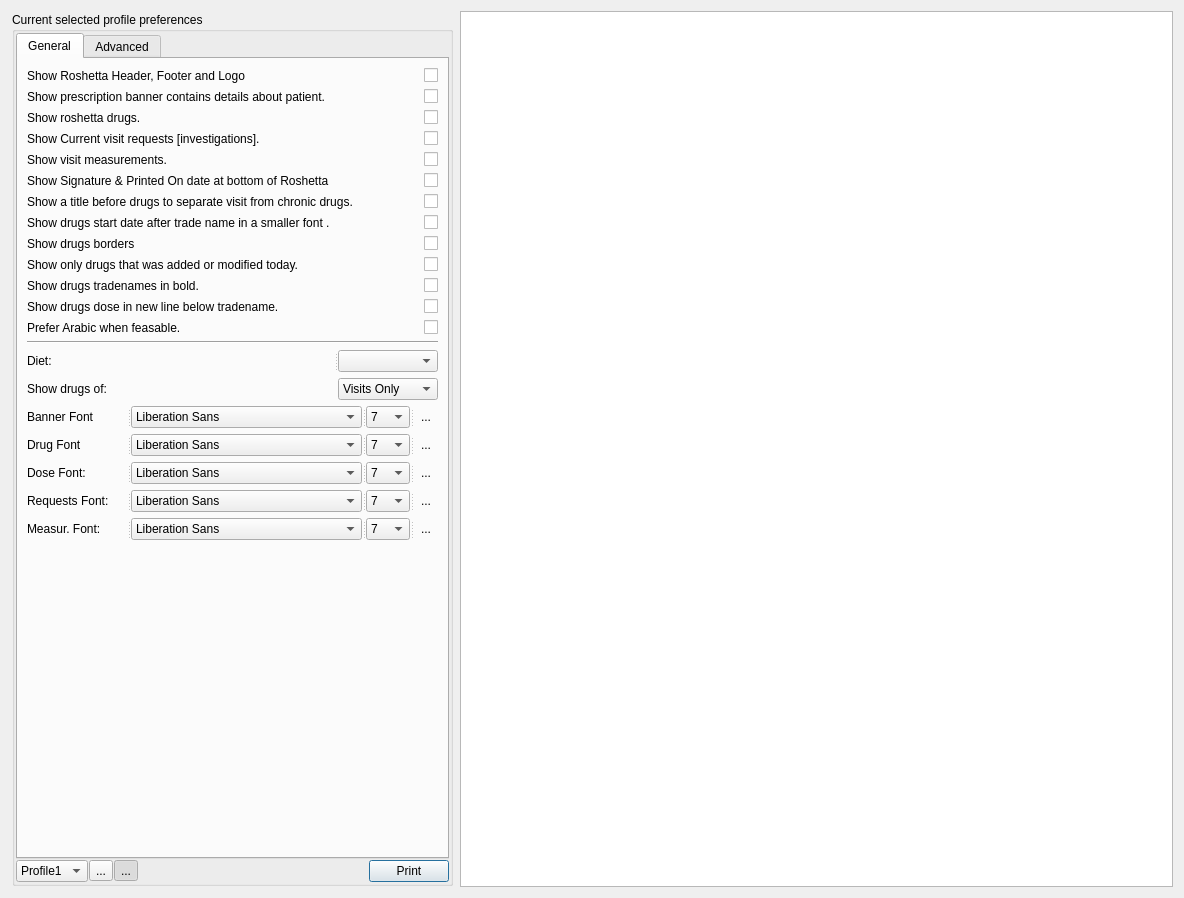
The window that qtemr/printdrugs.ui (dr3mro/SmartClinic) describes before a commit, drawn with Qt 5.
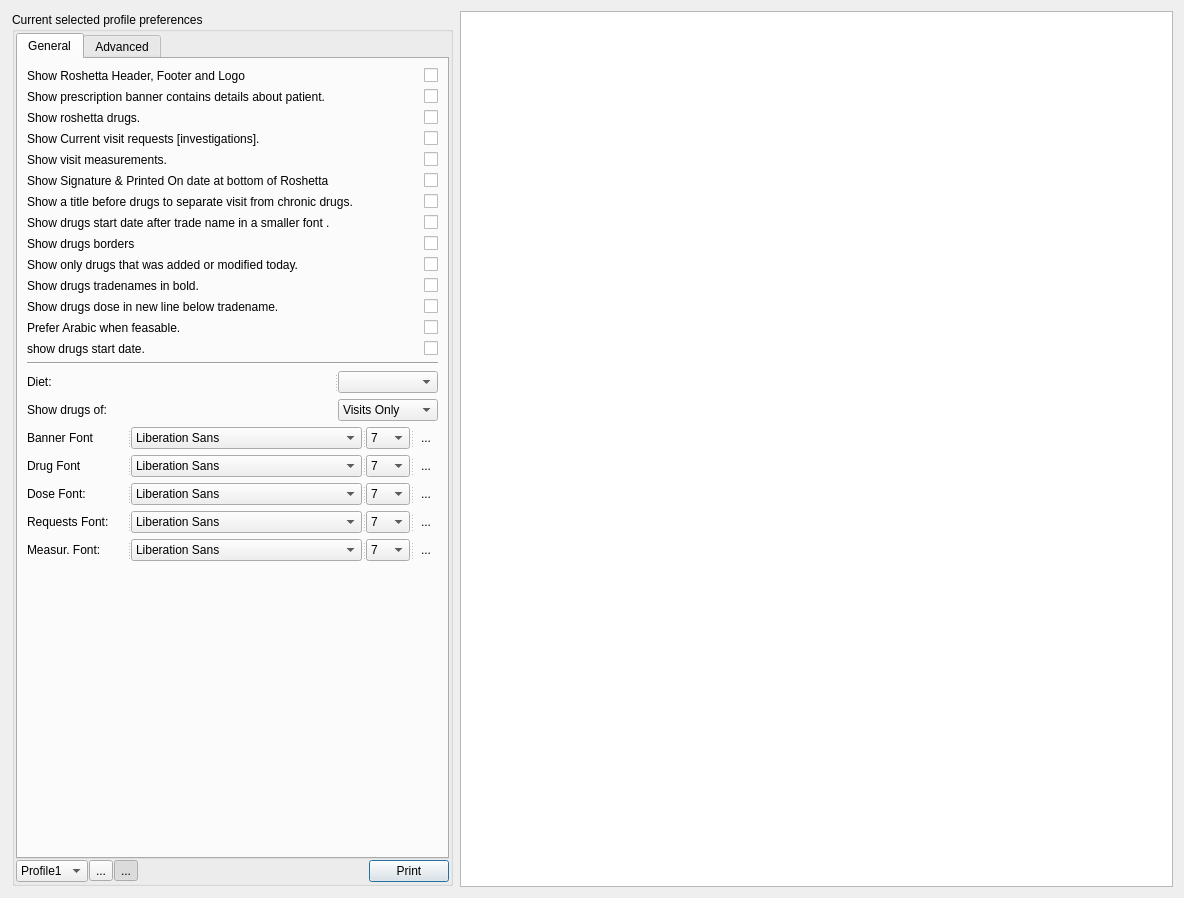
The same window after the commit. Icons and pictures are not drawn. Custom widgets are drawn as their Qt base class.

Commit message: * add option to show/hide drug start date

```diff
--- a/qtemr/printdrugs.ui
+++ b/qtemr/printdrugs.ui
@@ -402,6 +402,30 @@
                </item>
               </layout>
              </item>
+             <item>
+              <layout class="QHBoxLayout" name="horizontalLayout_15">
+               <item>
+                <widget class="QLabel" name="label_26">
+                 <property name="text">
+                  <string>show drugs start date.</string>
+                 </property>
+                </widget>
+               </item>
+               <item>
+                <widget class="Switch" name="showStartDate">
+                 <property name="sizePolicy">
+                  <sizepolicy hsizetype="Fixed" vsizetype="Fixed">
+                   <horstretch>0</horstretch>
+                   <verstretch>0</verstretch>
+                  </sizepolicy>
+                 </property>
+                 <property name="text">
+                  <string/>
+                 </property>
+                </widget>
+               </item>
+              </layout>
+             </item>
              <item>
               <widget class="Line" name="line">
                <property name="orientation">
```
The commit also changes 6 other files.
